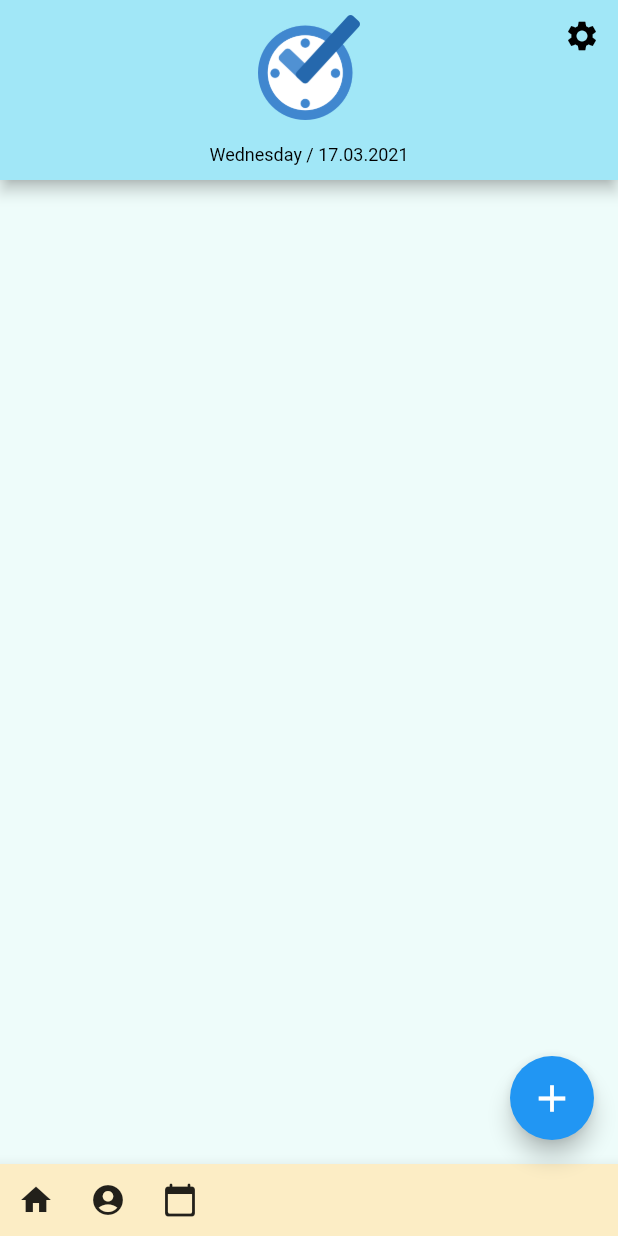
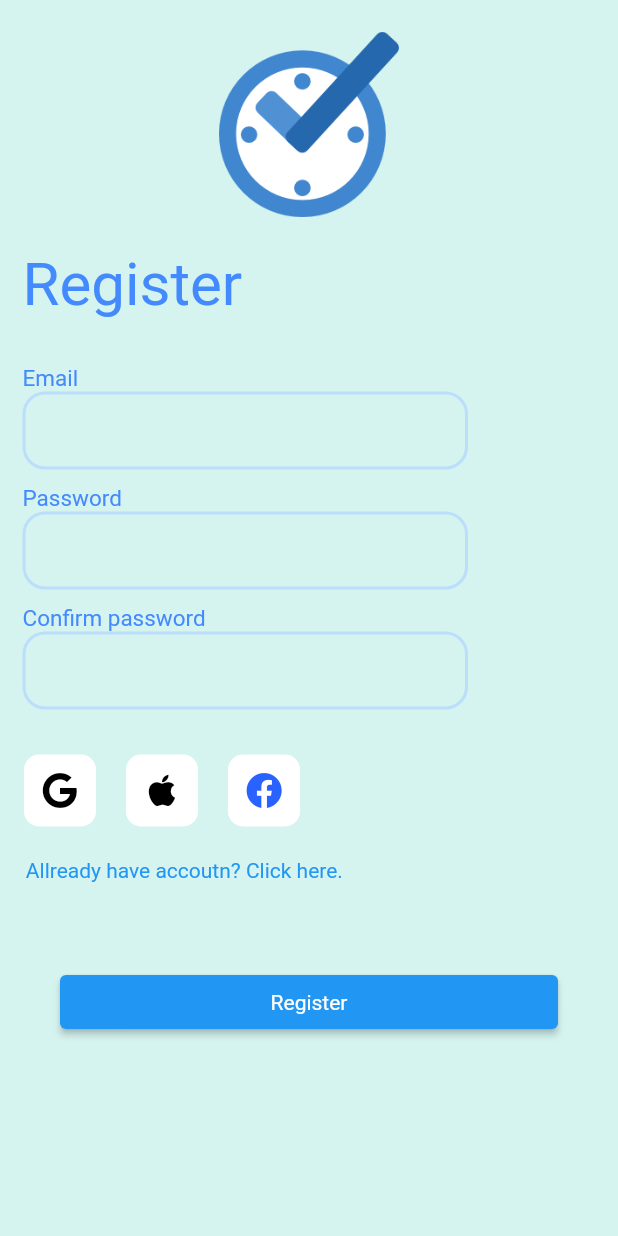
Before and after one commit to kurzmoment/TODO-LIST-PROJECT, a Flutter app: the screen it shows after launch, on a phone screen of 412 x 824 dp. Run offline on Flutter 3.47's test engine with Material 2 defaults, Android fonts, the phone set to English and light mode, and no system bars; our stand-ins replace cloud_firestore, date_format, flutter_slidable, font_awesome_flutter, google_fonts, page_transition and 1 more; missing offline and left inert: icon_picker, we_slide; accounts and stored records are empty.

Commit message:
pripravenej register model

```diff
--- a/lib/main.dart
+++ b/lib/main.dart
@@ -1,8 +1,9 @@
 import 'package:flutter/material.dart';
 import 'package:todoList/ui/loginpage.dart';
+import 'package:todoList/ui/registerPage.dart';
 
 import 'home.dart';
 
 void main() {
-  runApp(HomeScreen());
+  runApp(RegisterPage());
 }
--- a/lib/ui/settings.dart
+++ b/lib/ui/registerPage.dart
@@ -1,181 +1,195 @@
+import 'dart:developer';
+
 import 'package:flutter/material.dart';
-import 'package:todoList/home.dart';
-import 'calendaryWithAct.dart';
-import 'package:todoList/ui/profilePage.dart';
+import 'package:font_awesome_flutter/font_awesome_flutter.dart';
+import 'package:todoList/hexcolor.dart';
+import 'package:todoList/ui/loginpage.dart';
 
-import '../hexcolor.dart';
-
-class Settings extends StatelessWidget {
-  final colorTop = HexColor('A1E7F7');
-  final colorBottom = HexColor('FCEDC5');
-  final colorActivity = HexColor('FF0000');
-  final colorBody = HexColor('EEFCFA');
+class RegisterPage extends StatelessWidget {
+  // Map<String, IconData> iconPack = {
+  //   'apple': FontAwesomeIcons.apple,
+  //   'google': FontAwesomeIcons.google,
+  //   'facebook': FontAwesomeIcons.facebook
+  // };
   @override
   Widget build(BuildContext context) {
-    return Scaffold(
-      backgroundColor: colorBody,
-      appBar: AppBar(
-        iconTheme: IconThemeData(color: Colors.black),
-        backgroundColor: colorTop,
-        centerTitle: true,
-        title: Text(
-          'Settings',
-          style: TextStyle(
-            color: Colors.black,
-          ),
-        ),
-      ),
-      body: ListView(
-        children: [
-          Row(
-            children: [
-              Padding(
-                padding: const EdgeInsets.only(left: 20, top: 20),
-                child: Text(
-                  'language',
-                  style: TextStyle(fontSize: 17),
-                ),
-              )
-            ],
-          ),
-          Divider(
-            thickness: 1,
-            color: Colors.black38,
-            indent: 20,
-            endIndent: 20,
-          ),
-          DropDownSettings(),
-          Row(
-            children: [
-              Padding(
-                padding: const EdgeInsets.only(left: 20, top: 30),
-                child: Text(
-                  'notifaction',
-                  style: TextStyle(fontSize: 17),
-                ),
-              )
-            ],
-          ),
-          Divider(
-            thickness: 1,
-            color: Colors.black38,
-            indent: 20,
-            endIndent: 20,
-          ),
-          Row(
-            children: [
-              Padding(
-                padding: const EdgeInsets.only(left: 20, top: 5),
-                child: Text('get notifications'),
-              ),
-              Padding(
-                padding: const EdgeInsets.only(left: 215, top: 5),
-                child: SwitcherSettings(),
-              ),
-            ],
-          ),
-          Row(
-            children: [
-              Padding(
-                padding: const EdgeInsets.only(left: 20, top: 5),
-                child: Text('dark mode'),
-              ),
-              Padding(
-                padding: const EdgeInsets.only(left: 250, top: 5),
-                child: SwitcherSettings(),
-              ),
-            ],
-          ),
-        ],
-      ),
-      bottomNavigationBar: new BottomAppBar(
-        color: colorBottom,
-        child: Row(
-          mainAxisAlignment: MainAxisAlignment.start,
-          children: [
-            IconButton(
-              icon: Icon(Icons.home),
-              onPressed: () {
-                Navigator.of(context).push(
-                    MaterialPageRoute(builder: (context) => HomeScreen()));
-              },
-            ),
-            IconButton(
-              icon: Icon(Icons.account_circle),
-              onPressed: () {
-                Navigator.of(context)
-                    .push(MaterialPageRoute(builder: (context) => AccPage()));
-              },
-            ),
-            IconButton(
-              icon: Icon(Icons.calendar_today_rounded),
-              onPressed: () {
-                Navigator.of(context).push(MaterialPageRoute(
-                    builder: (context) => ListOfActivities()));
-              },
-            ),
-          ],
+    return MaterialApp(
+      home: Scaffold(
+        backgroundColor: HexColor('#D5F3EF'),
+        body: Container(
+          child: Register(),
         ),
       ),
     );
   }
 }
 
-class DropDownSettings extends StatefulWidget {
+class Register extends StatefulWidget {
   @override
-  _DropDownSettingsState createState() => _DropDownSettingsState();
+  _RegisterState createState() => _RegisterState();
 }
 
-class _DropDownSettingsState extends State<DropDownSettings> {
-  String dropDownValue = 'English';
+class _RegisterState extends State<Register> {
   @override
   Widget build(BuildContext context) {
-    return Padding(
-      padding: const EdgeInsets.only(left: 20, top: 20, right: 20),
-      child: DropdownButton<String>(
-        value: dropDownValue,
-        icon: Icon(Icons.arrow_drop_down_outlined),
-        iconSize: 25,
-        elevation: 15,
-        style: TextStyle(color: Colors.black),
-        onChanged: (String newValue) {
-          setState(() {
-            dropDownValue = newValue;
-          });
-        },
-        items: <String>['English', 'Cestina']
-            .map<DropdownMenuItem<String>>((String value) {
-          return DropdownMenuItem<String>(
-            value: value,
-            child: Text(value),
-          );
-        }).toList(),
-      ),
+    return ListView(
+      children: [
+        Center(
+          child: Padding(
+            padding: const EdgeInsets.all(8.0),
+            child: Container(
+              height: 150,
+              child: Image(
+                image: AssetImage('assets/logo.png'),
+                height: 120,
+                width: 120,
+              ),
+            ),
+          ),
+        ),
+        Container(
+          alignment: Alignment.centerLeft,
+          child: Padding(
+            padding: const EdgeInsets.only(left: 15, bottom: 20),
+            child: Text(
+              'Register',
+              style: TextStyle(fontSize: 40, color: Colors.blueAccent.shade200),
+            ),
+          ),
+        ),
+        inputText('Email'),
+        emailForm(),
+        inputText('Password'),
+        passwordForm(),
+        inputText('Confirm password'),
+        passwordConfirmForm(),
+        Padding(
+          padding: const EdgeInsets.only(top: 25, left: 1),
+          child: Row(
+            children: [
+              loginOptions('google', Colors.black),
+              loginOptions('apple', Colors.black),
+              loginOptions('facebook', Colors.blueAccent.shade700),
+            ],
+          ),
+        ),
+        Container(
+          alignment: Alignment(-0.9, 0),
+          child: TextButton(
+            onPressed: () => Navigator.of(context)
+                .push(MaterialPageRoute(builder: (context) => LoginPage())),
+            child: Text('Allready have accoutn? Click here.'),
+          ),
+        ),
+        Container(
+          width: 20,
+          child: Padding(
+            padding: const EdgeInsets.all(40),
+            child: ElevatedButton(
+              style: ButtonStyle(),
+              child: Text('Register'),
+              onPressed: () => debugPrint('Register'),
+            ),
+          ),
+        )
+      ],
     );
   }
 }
 
-class SwitcherSettings extends StatefulWidget {
-  @override
-  _SwitcherSettingsState createState() => _SwitcherSettingsState();
+Widget inputText(String thing) {
+  return Container(
+    alignment: Alignment.centerLeft,
+    child: Padding(
+      padding: const EdgeInsets.only(left: 15, top: 10),
+      child: Text(
+        '${thing}',
+        style: TextStyle(fontSize: 15, color: Colors.blueAccent.shade200),
+      ),
+    ),
+  );
 }
 
-class _SwitcherSettingsState extends State<SwitcherSettings> {
-  bool isSwitched = false;
-  @override
-  Widget build(BuildContext context) {
-    return Switch(
-      value: isSwitched,
-      onChanged: (value) {
-        setState(
-          () {
-            isSwitched = value;
-            print(isSwitched);
-          },
-        );
-      },
-      activeTrackColor: Colors.lightGreenAccent,
-      activeColor: Colors.green,
-    );
-  }
+Widget emailForm() {
+  return Padding(
+    padding: const EdgeInsets.only(left: 15, right: 100),
+    child: Container(
+      decoration: BoxDecoration(
+        borderRadius: BorderRadius.circular(15),
+        border: Border.all(color: Colors.blue.shade100, width: 2),
+      ),
+      child: TextField(
+        decoration: InputDecoration(
+          border: InputBorder.none,
+        ),
+      ),
+    ),
+  );
 }
+
+Widget passwordForm() {
+  return Padding(
+    padding: const EdgeInsets.only(left: 15, right: 100),
+    child: Column(
+      children: [
+        Container(
+          decoration: BoxDecoration(
+            borderRadius: BorderRadius.circular(15),
+            border: Border.all(color: Colors.blue.shade100, width: 2),
+          ),
+          child: TextField(
+            decoration: InputDecoration(
+              border: InputBorder.none,
+            ),
+          ),
+        ),
+      ],
+    ),
+  );
+}
+
+Widget passwordConfirmForm() {
+  return Padding(
+    padding: const EdgeInsets.only(left: 15, right: 100),
+    child: Column(
+      children: [
+        Container(
+          decoration: BoxDecoration(
+            borderRadius: BorderRadius.circular(15),
+            border: Border.all(color: Colors.blue.shade100, width: 2),
+          ),
+          child: TextField(
+            decoration: InputDecoration(
+              border: InputBorder.none,
+            ),
+          ),
+        ),
+      ],
+    ),
+  );
+}
+
+Widget loginOptions(String firma, Color color) {
+  Map<String, IconData> iconPack = {
+    'apple': FontAwesomeIcons.apple,
+    'google': FontAwesomeIcons.google,
+    'facebook': FontAwesomeIcons.facebook
+  };
+  return Padding(
+    padding: const EdgeInsets.only(left: 10),
+    child: Container(
+      margin: EdgeInsets.all(5),
+      decoration: BoxDecoration(
+        borderRadius: BorderRadius.circular(10),
+        color: Colors.white,
+      ),
+      child: IconButton(
+        icon: FaIcon(
+          iconPack[firma],
+          color: color,
+        ),
+        onPressed: () => debugPrint(firma),
+      ),
+    ),
+  );
+}
```
Also changed, not shown: lib/ui/addActivity.dart (+8 -13 lines), lib/ui/calendaryWithAct.dart (+30 -7 lines).
